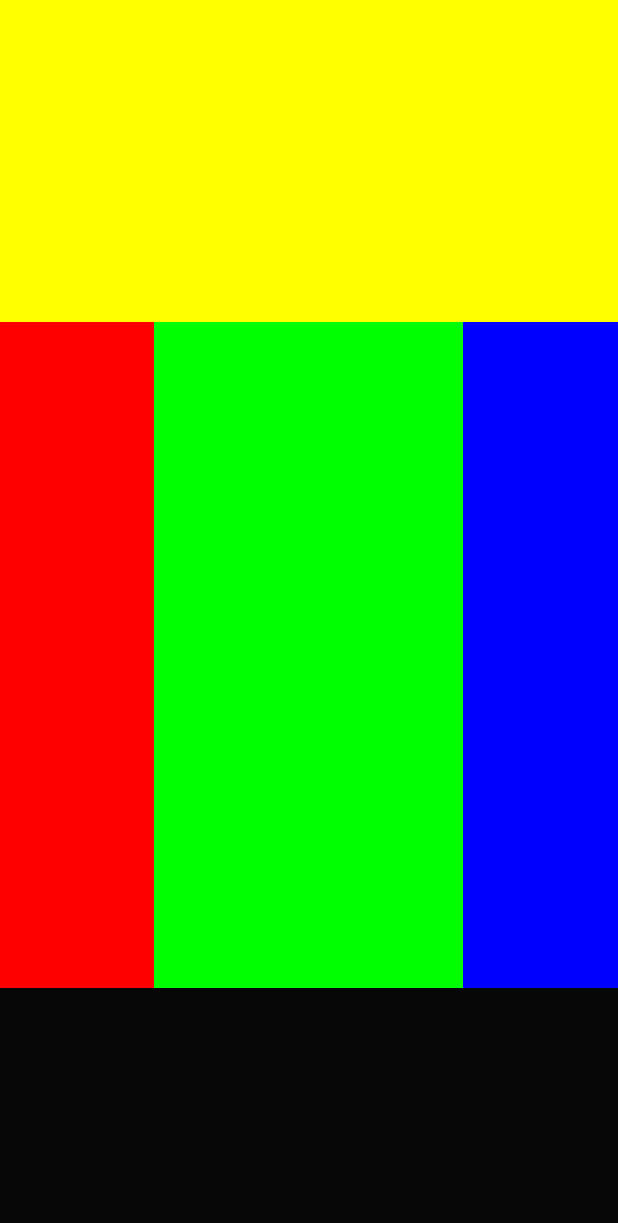
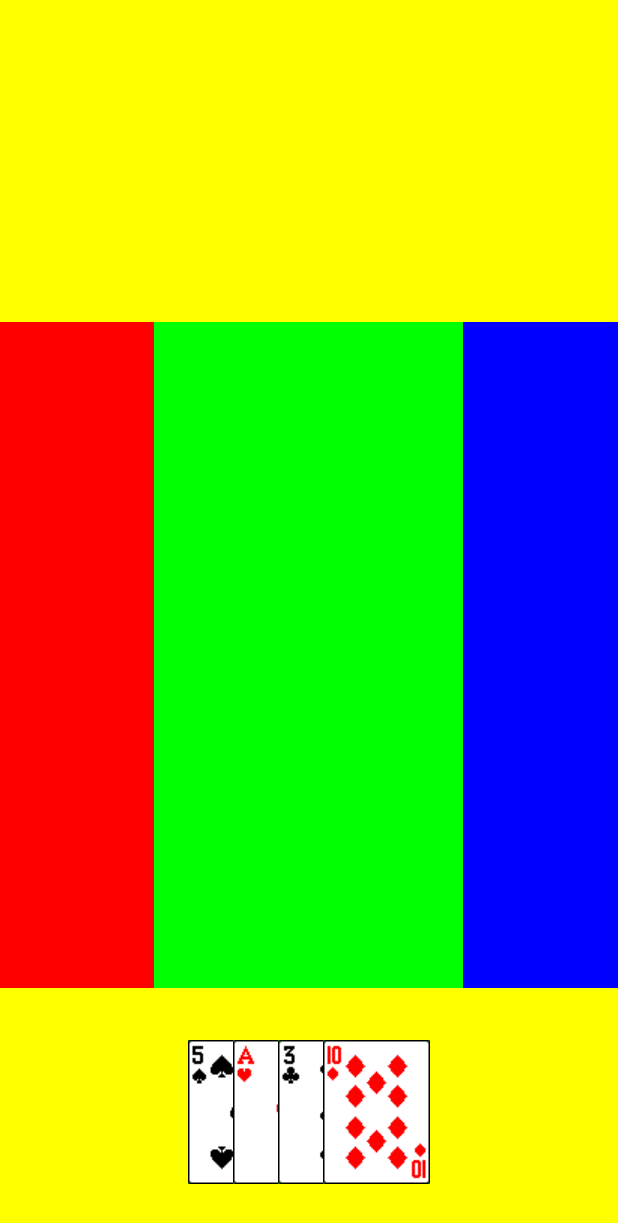
Before and after one commit to mtc0417/learningAndroid, an Android app: the screen it shows after launch (MainActivity), on a phone screen of 412 x 824 dp. Shown: the top 1223 px of the screen. Run offline under Robolectric (Android 15) with nearby library versions, the phone set to English and light mode, and no system bars.

Commit message:
PlayerView class is now using xml

```diff
--- a/app/src/main/java/com/dhoolak/learning/Card.java
+++ b/app/src/main/java/com/dhoolak/learning/Card.java
@@ -6,7 +6,7 @@ package com.dhoolak.learning;
 public class Card  implements Comparable<Card>{
 
     public enum CardSuit { // Clubs, Spades, Hearts, Diamonds
-        UNKNOWN, CHIDI, HUKUM, PAAN, EENT
+        UNKNOWN, HUKUM, PAAN, CHIDI, EENT
     }
     public enum CardNumber {
         N2, N3, N4, N5, N6, N7, N8, N9, N10, J, Q, K, N1
--- a/app/src/main/java/com/dhoolak/learning/PlayerView.java
+++ b/app/src/main/java/com/dhoolak/learning/PlayerView.java
@@ -15,7 +15,7 @@ import java.util.Collections;
 /**
  * Created by prakasht on 7/24/2015.
  */
-public class PlayerView{
+public class PlayerView extends ViewGroup{
 
     public enum PlayerType {
         PLAYER_TYPE_ME , PLAYER_TYPE_MY_PARTNER, PLAYER_TYPE_OPPONENT_LEFT, PLAYER_TYPE_OPPONENT_RIGHT
@@ -39,16 +39,40 @@ public class PlayerView{
     }
 
     protected PlayerType mPlayerType;
-    protected ViewGroup mLayout;
-    public PlayerView(ViewGroup layout)
+    //protected ViewGroup mLayout;
+    public PlayerView(Context c)
     {
-        mLayout = layout;
+        super(c);
         mCardList = new ArrayList<CardView>();
     }
-    public PlayerView(ViewGroup layout, PlayerType pt)
-    {
-        this(layout);
-        mPlayerType = pt;
+    public PlayerView(Context context, AttributeSet attrs) {
+        super(context, attrs);
+        mCardList = new ArrayList<CardView>();
+        initView(context);
+
+    }
+    public PlayerView(Context context, AttributeSet attrs, int defStyle) {
+        super(context, attrs, defStyle);
+        mCardList = new ArrayList<CardView>();
+        initView(context);
+    }
+    protected void initView(Context context){
+        //View.inflate(context, R.id.mainPlayerView, null);  //correct way to inflate..
+        PlayerView bottomLayout = (PlayerView)findViewById(R.id.mainPlayerView);
+        bottomLayout.setPlayerType(PlayerView.PlayerType.PLAYER_TYPE_ME);
+        bottomLayout.addCard(new Card(Card.CardSuit.HUKUM, Card.CardNumber.N5));
+        bottomLayout.addCard(new Card(Card.CardSuit.CHIDI, Card.CardNumber.N3));
+        bottomLayout.addCard(new Card(Card.CardSuit.EENT, Card.CardNumber.N10));
+        bottomLayout.addCard(new Card(Card.CardSuit.PAAN, Card.CardNumber.N1));
+    }
+    @Override
+    protected void onLayout(boolean changed, int left, int top, int right, int bottom) {
+        System.out.println("onLayout:changed:" + changed + ", left:" + left + ", top:" + top + ", right:" + right + ", bottom:" + bottom);
+        //redraw(left, top, right, bottom);
+        redraw(0, 0, right-left, bottom-top);
+        for(int i = 0 ; i < getChildCount() ; i++){
+            //getChildAt(i).layout(left, top, right, bottom);
+        }
     }
     public void addCard(Card c)
     {
@@ -76,8 +100,9 @@ public class PlayerView{
         card.loadImage();
         mCardList.add(card);
         Collections.sort(mCardList);
-        mLayout.addView(card);
-        redraw();
+        addView(card);
+        //redraw();
+        invalidate();
     }
     public CardView removeCard(Card card)
     {
@@ -96,8 +121,9 @@ public class PlayerView{
             return view;
         }
         mCardList.remove(view);
-        mLayout.removeView(view);
-        redraw();
+        removeView(view);
+        //redraw();
+        invalidate();
         return view;
     }
     protected void redraw()
@@ -118,8 +144,8 @@ public class PlayerView{
         int height = display.getHeight();
         int cardWidth = mCardList.get(0).getOriginalWidth();
         int cardHeight = mCardList.get(0).getoriginalHeight();
-        int layoutWidth = mLayout.getWidth();
-        int layoutHeight = mLayout.getHeight();
+        int layoutWidth = getWidth();
+        int layoutHeight = getHeight();
         int leftOffset = (layoutWidth - (cardWidth + cardOverlappingOffset * (mCardList.size()-1)))/2;
         int topOffset = (layoutHeight - cardHeight)/2;
         System.out.println("display(" + screenWidth + "x" + screenHeight + "), card(" + cardWidth + "x" + cardHeight + "), layout(" + layoutWidth + "x" + layoutHeight + "), leftOffset:" + leftOffset);
@@ -131,10 +157,41 @@ public class PlayerView{
             card.setY(topOffset);
             //card.invalidate();
         }
-        mLayout.invalidate();
+        invalidate();
     }
-    protected Context getContext()
+
+    protected void redraw(int left, int top, int right, int bottom)
     {
-        return mLayout.getContext();
+        if(mCardList.size() == 0)
+        {
+            return;
+        }
+        int cardOverlappingOffset = 45;
+
+        WindowManager wm = (WindowManager)getContext().getSystemService(Context.WINDOW_SERVICE);
+        DisplayMetrics displaymetrics = new DisplayMetrics();
+        wm.getDefaultDisplay().getMetrics(displaymetrics);
+        int screenWidth = displaymetrics.widthPixels;
+        int screenHeight = displaymetrics.heightPixels;
+        Display display = wm.getDefaultDisplay();
+        int width = display.getWidth();
+        int height = display.getHeight();
+        int cardWidth = mCardList.get(0).getOriginalWidth();
+        int cardHeight = mCardList.get(0).getoriginalHeight();
+        int layoutWidth = right-left;//getWidth();
+        int layoutHeight = bottom-top;//getHeight();
+        int leftOffset = (layoutWidth - (cardWidth + cardOverlappingOffset * (mCardList.size()-1)))/2;
+        int topOffset = (layoutHeight - cardHeight)/2;
+        System.out.println("children:" + mCardList.size() + ", display(" + screenWidth + "x" + screenHeight + "), card(" + cardWidth + "x" + cardHeight + "), layout(" + layoutWidth + "x" + layoutHeight + "), leftOffset:" + leftOffset);
+        for(int i = 0; i < mCardList.size(); i++)
+        {
+            CardView card = mCardList.get(i);
+            card.setZ(i);
+            //card.setX(left + leftOffset + cardOverlappingOffset * i);
+            //card.setY(top + topOffset);
+            card.layout(left + leftOffset + cardOverlappingOffset * i, top + topOffset, left + leftOffset + cardOverlappingOffset * i + cardWidth, top + topOffset + cardHeight);
+            //card.invalidate();
+        }
+        //invalidate();
     }
 }
--- a/app/src/main/java/com/dhoolak/learning/PlayerViewV.java
+++ b/app/src/main/java/com/dhoolak/learning/PlayerViewV.java
@@ -8,8 +8,8 @@ import android.view.ViewGroup;
  * Created by prakasht on 7/24/2015.
  */
 public class PlayerViewV extends PlayerView {
-    public PlayerViewV(ViewGroup c, PlayerType pt)
+    public PlayerViewV(Context c, AttributeSet attr)
     {
-        super(c, pt);
+        super(c, attr);
     }
 }
--- a/app/src/main/res/layout/activity_main2.xml
+++ b/app/src/main/res/layout/activity_main2.xml
@@ -56,16 +56,16 @@
             android:background="@color/blue"
             android:orientation="vertical"/>
     </LinearLayout>
-        <RelativeLayout
+        <com.dhoolak.learning.PlayerView
             xmlns:custom="http://schemas.android.com/apk/res/com.dhoolak.learning"
             android:layout_width="match_parent"
             android:layout_height="50dp"
             android:layout_weight="0.20"
-            android:id="@+id/bottom"
+            android:id="@+id/mainPlayerView"
+            custom:playerType="me"
             android:layout_below="@+id/centerWrapper"
-            android:background="@color/gray"
+            android:background="@color/yellow"
             android:layout_centerHorizontal="true"
-            android:orientation="horizontal">
-        </RelativeLayout>
+            android:orientation="horizontal"/>
 
 </LinearLayout>
```
Also changed, not shown: app/src/main/java/com/dhoolak/learning/MainActivity.java (+7 -5 lines), app/src/main/java/com/dhoolak/learning/PlayerViewH.java (+11 -6 lines), 3 other files.
